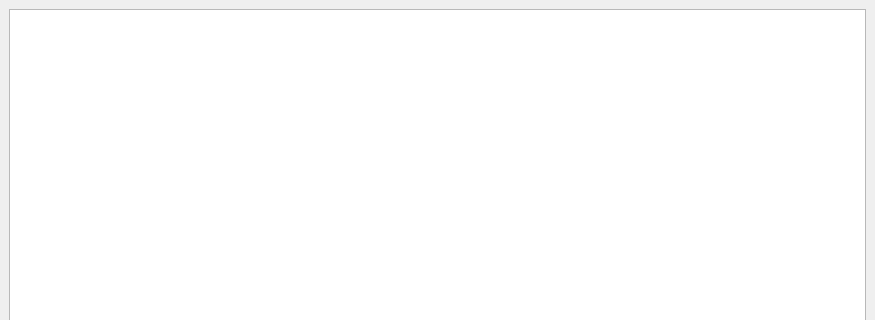
Qt form mainwindow.ui (HatikDev/AnalyticsTable) before a commit; both pictures show x 0 to 875 and y 0 to 320 of the 875 by 652 pixel window.
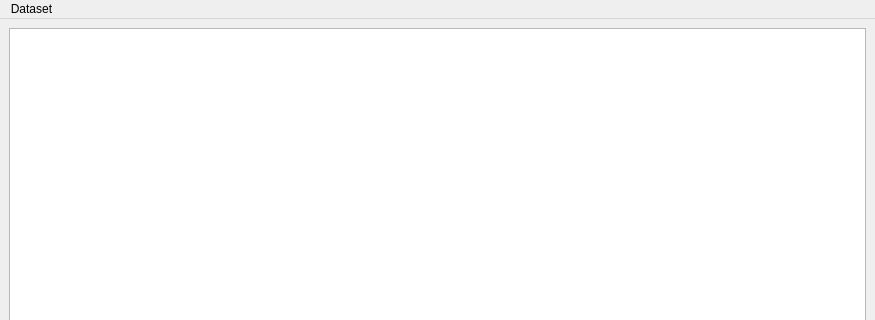
The same form after that commit.

Commit message: Add temporary menu for loading dataset

What changed in the file:
```diff
--- a/mainwindow.ui
+++ b/mainwindow.ui
@@ -37,6 +37,13 @@
      <height>25</height>
     </rect>
    </property>
+   <widget class="QMenu" name="menuDataset">
+    <property name="title">
+     <string>Dataset</string>
+    </property>
+    <addaction name="actionLoad_data"/>
+   </widget>
+   <addaction name="menuDataset"/>
   </widget>
   <widget class="QStatusBar" name="statusbar"/>
  </widget>
```
Left out of the diff: 5 changed lines with no effect on the pictures. The commit also changes 3 other files.
